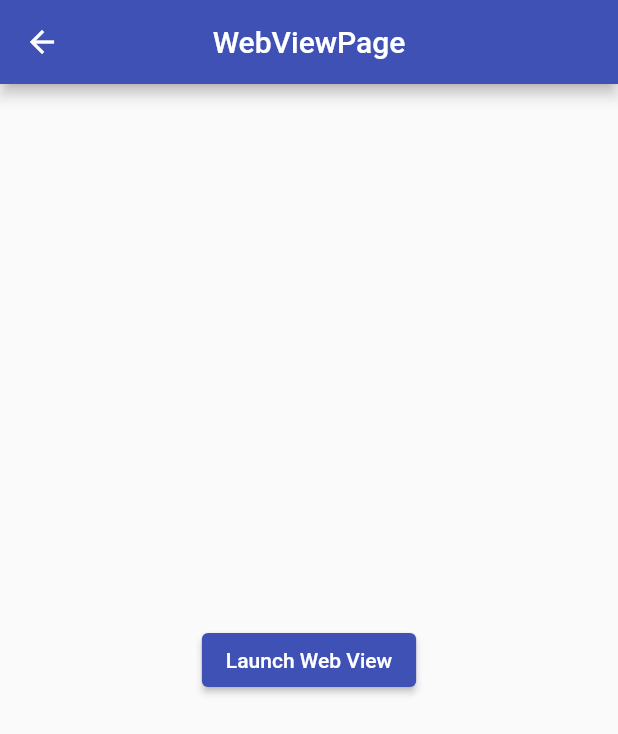
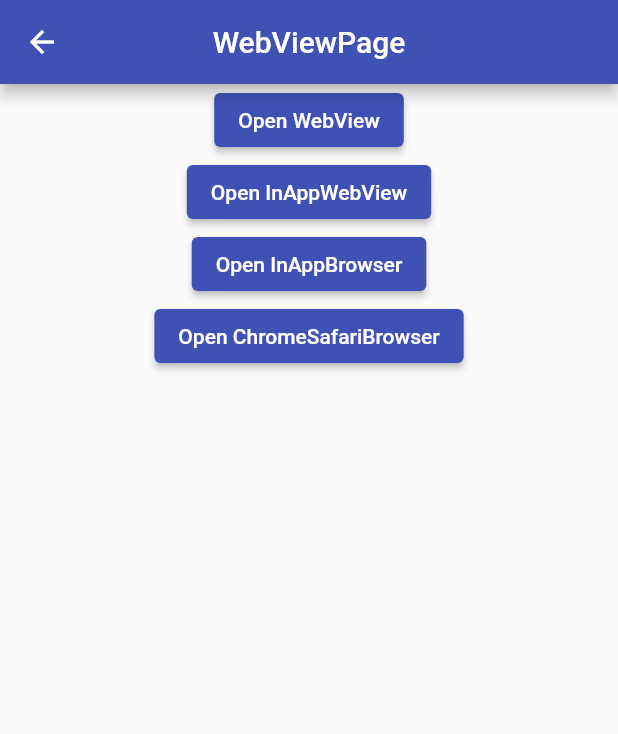
Before and after one commit to mihiron/flutter_package_sample, a Flutter app: the WebViewPage screen opened by its route, on a phone screen of 412 x 824 dp. Shown: the top 734 px of the screen. Run offline on Flutter 3.47's test engine with Material 2 defaults, Android fonts, the phone set to English and light mode, and no system bars; our stand-ins replace adaptive_dialog, cached_network_image, dio, flutter_keyboard_visibility, flutter_local_notifications, flutter_riverpod and 7 more; missing offline and left inert: flutter_inappwebview; accounts and stored records are empty.

```diff
--- a/lib/src/routes/app_router.dart
+++ b/lib/src/routes/app_router.dart
@@ -9,6 +9,7 @@ import 'package:flutter_package_sample/src/views/package_sample/flutter_localnot
 import 'package:flutter_package_sample/src/views/package_sample/image_gallery_saver_page.dart';
 import 'package:flutter_package_sample/src/views/package_sample/permission_handler.dart';
 import 'package:flutter_package_sample/src/views/package_sample/secure_storage_page.dart';
+import 'package:flutter_package_sample/src/views/webview_sample/flutter_in_app_web_view/in_app_web_view_screen.dart';
 import 'package:flutter_package_sample/src/views/webview_sample/webview_page.dart';
 import 'package:flutter_package_sample/src/views/webview_sample/webview_screen.dart';
 
@@ -23,6 +24,8 @@ class AppRouter {
         return _buildRoute(const WebViewPage());
       case AppRoutes.webViewScreen:
         return _buildRoute(const WebViewScreenPage());
+      case AppRoutes.inAppWebViewScreen:
+        return _buildRoute(const InAppWebViewScreenPage());
       case AppRoutes.secureStorage:
         return _buildRoute(SecureStoragePage());
       case AppRoutes.imageGallerySaver:
--- a/lib/src/routes/app_routes.dart
+++ b/lib/src/routes/app_routes.dart
@@ -3,6 +3,7 @@ class AppRoutes {
   static const dio = '/dio';
   static const webView = '/webView';
   static const webViewScreen = '/webViewScreen';
+  static const inAppWebViewScreen = '/inAppWebViewScreen';
   static const secureStorage = '/secureStorage';
   static const imageGallerySaver = '/imageGallerySaver';
   static const cachedNetworkImage = '/cachedNetworkImage';
--- a/lib/src/views/webview_sample/webview_page.dart
+++ b/lib/src/views/webview_sample/webview_page.dart
@@ -1,19 +1,59 @@
 import 'package:flutter/material.dart';
+import 'package:flutter_inappwebview/flutter_inappwebview.dart';
 import 'package:flutter_package_sample/src/components/my_app_bar.dart';
 import 'package:flutter_package_sample/src/routes/app_routes.dart';
+import 'package:flutter_package_sample/src/views/webview_sample/flutter_in_app_web_view/in_app_browser.dart';
+import 'package:flutter_package_sample/src/views/webview_sample/flutter_in_app_web_view/chrome_safari_browser.dart';
 
 class WebViewPage extends StatelessWidget {
   const WebViewPage({super.key});
 
   @override
   Widget build(BuildContext context) {
+    final MyInAppBrowser myInAppBrowser = MyInAppBrowser();
+    final MyChromeSafariBrowser myChromeSafariBrowser = MyChromeSafariBrowser();
+
     return Scaffold(
-      appBar: const MyAppBar('WebViewPage'),
+      appBar: const MyAppBar("WebViewPage"),
       body: Center(
-        child: ElevatedButton(
-          onPressed: () =>
-              Navigator.pushNamed(context, AppRoutes.webViewScreen),
-          child: const Text('Launch Web View'),
+        child: Column(
+          children: [
+            ElevatedButton(
+              onPressed: () =>
+                  Navigator.pushNamed(context, AppRoutes.webViewScreen),
+              child: const Text("Open WebView"),
+            ),
+            ElevatedButton(
+              onPressed: () =>
+                  Navigator.pushNamed(context, AppRoutes.inAppWebViewScreen),
+              child: const Text("Open InAppWebView"),
+            ),
+            ElevatedButton(
+              onPressed: () async => await myInAppBrowser.openUrlRequest(
+                urlRequest: URLRequest(
+                  url: Uri.parse("https://flutter.dev"),
+                ),
+                options: InAppBrowserClassOptions(
+                  crossPlatform: InAppBrowserOptions(hideUrlBar: false),
+                  inAppWebViewGroupOptions: InAppWebViewGroupOptions(
+                    crossPlatform: InAppWebViewOptions(javaScriptEnabled: true),
+                  ),
+                ),
+              ),
+              child: const Text("Open InAppBrowser"),
+            ),
+            ElevatedButton(
+              onPressed: () async => await myChromeSafariBrowser.open(
+                url: Uri.parse("https://flutter.dev/"),
+                options: ChromeSafariBrowserClassOptions(
+                  android: AndroidChromeCustomTabsOptions(
+                      shareState: CustomTabsShareState.SHARE_STATE_OFF),
+                  ios: IOSSafariOptions(barCollapsingEnabled: true),
+                ),
+              ),
+              child: const Text("Open ChromeSafariBrowser"),
+            ),
+          ],
         ),
       ),
     );
--- a/pubspec.yaml
+++ b/pubspec.yaml
@@ -50,6 +50,7 @@ dependencies:
   flutter_local_notifications: ^13.0.0
   timezone: ^0.9.0
   adaptive_dialog: ^1.8.2
+  flutter_inappwebview: ^5.7.2+3
 
 dev_dependencies:
   flutter_test:
```
Also changed, not shown: lib/src/views/webview_sample/flutter_in_app_web_view/chrome_safari_browser.dart (added, +19 -0 lines), lib/src/views/webview_sample/flutter_in_app_web_view/in_app_browser.dart (added, +49 -0 lines), lib/src/views/webview_sample/flutter_in_app_web_view/in_app_web_view_screen.dart (added, +48 -0 lines), pubspec.lock, 1 other file.
